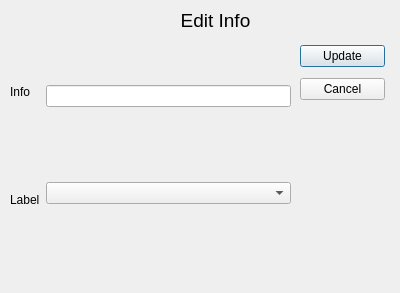
Above: KP/editinfo.ui from LALA09-erha/QtCreator-SystemKp before the change. Below: the same form after it.
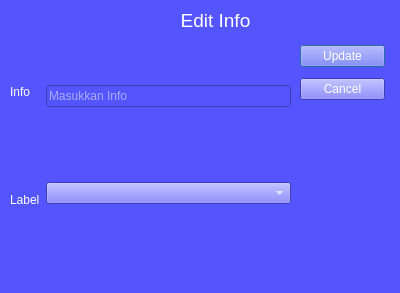
That is the form after the change.

Diff of the .ui file:
```diff
--- a/KP/editinfo.ui
+++ b/KP/editinfo.ui
@@ -11,7 +11,12 @@
    </rect>
   </property>
   <property name="windowTitle">
-   <string>Dialog</string>
+   <string>Edit Info</string>
+  </property>
+  <property name="styleSheet">
+   <string notr="true">background-color: rgb(85, 85, 255);
+color: rgb(255, 255, 255);
+border-color: rgb(255, 255, 255);</string>
   </property>
   <widget class="QLabel" name="label_4">
    <property name="geometry">
@@ -27,6 +32,9 @@
      <pointsize>14</pointsize>
     </font>
    </property>
+   <property name="styleSheet">
+    <string notr="true">color: rgb(255, 255, 255);</string>
+   </property>
    <property name="text">
     <string>Edit Info</string>
    </property>
@@ -48,6 +56,9 @@
      <layout class="QVBoxLayout" name="verticalLayout">
       <item>
        <widget class="QLabel" name="label">
+        <property name="styleSheet">
+         <string notr="true">color: rgb(255, 255, 255);</string>
+        </property>
         <property name="text">
          <string>Info</string>
         </property>
@@ -58,6 +69,9 @@
       </item>
       <item>
        <widget class="QLabel" name="label_2">
+        <property name="styleSheet">
+         <string notr="true">color: rgb(255, 255, 255);</string>
+        </property>
         <property name="text">
          <string>Label</string>
         </property>
@@ -71,10 +85,23 @@
        <number>30</number>
       </property>
       <item>
-       <widget class="QLineEdit" name="info"/>
+       <widget class="QLineEdit" name="info">
+        <property name="styleSheet">
+         <string notr="true">color: rgb(255, 255, 255);
+border-color: rgb(255, 255, 255);</string>
+        </property>
+        <property name="placeholderText">
+         <string>Masukkan Info</string>
+        </property>
+       </widget>
       </item>
       <item>
-       <widget class="QComboBox" name="opsilabel"/>
+       <widget class="QComboBox" name="opsilabel">
+        <property name="styleSheet">
+         <string notr="true">color: rgb(255, 255, 255);
+border-color: rgb(255, 255, 255);</string>
+        </property>
+       </widget>
       </item>
      </layout>
     </item>
@@ -105,6 +132,9 @@
    <layout class="QVBoxLayout" name="verticalLayout_3">
     <item>
      <widget class="QPushButton" name="update">
+      <property name="styleSheet">
+       <string notr="true">color: rgb(255, 255, 255);</string>
+      </property>
       <property name="text">
        <string>Update</string>
       </property>
@@ -115,6 +145,9 @@
     </item>
     <item>
      <widget class="QPushButton" name="cancel">
+      <property name="styleSheet">
+       <string notr="true">color: rgb(255, 255, 255);</string>
+      </property>
       <property name="text">
        <string>Cancel</string>
       </property>
```
